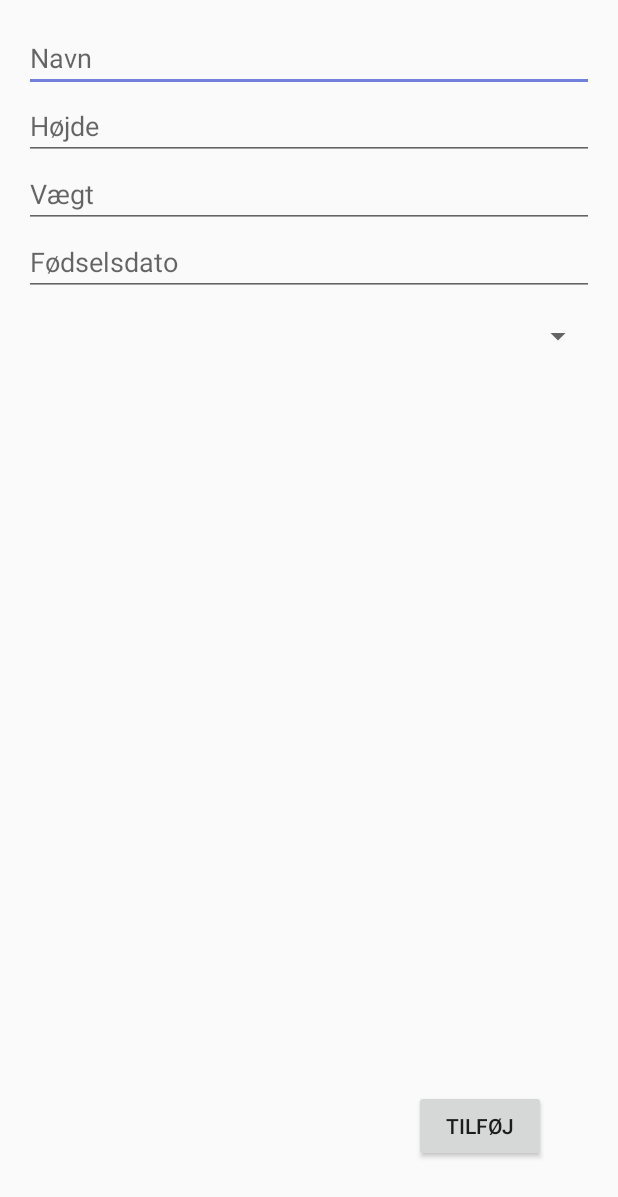
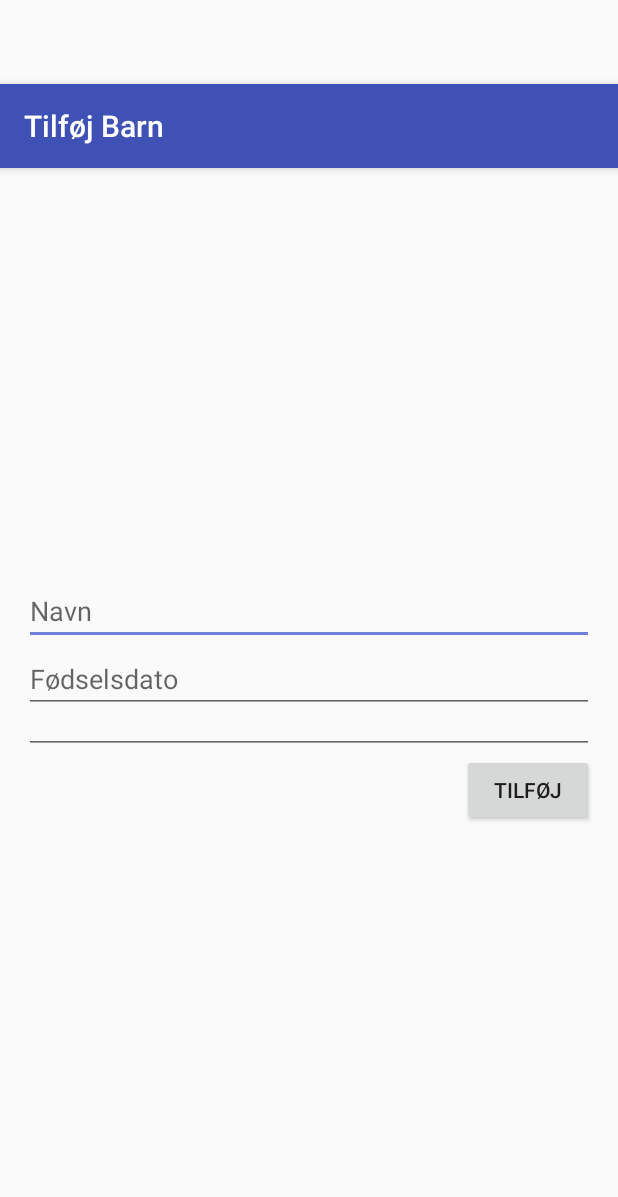
Before and after one commit to Hanspagh/GrowthAppProto, an Android app: the layout activity_add_child.xml on its own in the app's theme, with its tools: preview values and no code run, on a phone screen of 412 x 824 dp. Shown: the top 1197 px of the screen. Run offline under Robolectric (Android 15) with nearby library versions, the phone set to English and light mode, and no system bars.

Commit message:
hot fixes

```diff
--- a/app/src/main/AndroidManifest.xml
+++ b/app/src/main/AndroidManifest.xml
@@ -25,7 +25,8 @@
             </intent-filter>
         </activity>
         <activity android:name=".AddChild"
-                  android:label="Tilføj Barn">
+                  android:label="Tilføj Barn"
+            android:theme="@style/AppTheme.NoActionBar">
         </activity>
     </application>
 
--- a/app/src/main/res/layout/activity_add_child.xml
+++ b/app/src/main/res/layout/activity_add_child.xml
@@ -1,34 +1,51 @@
 <?xml version="1.0" encoding="utf-8"?>
-<RelativeLayout xmlns:android="http://schemas.android.com/apk/res/android"
+<android.support.design.widget.CoordinatorLayout xmlns:android="http://schemas.android.com/apk/res/android"
+    xmlns:app="http://schemas.android.com/apk/res-auto"
     xmlns:tools="http://schemas.android.com/tools"
+    android:layout_width="match_parent"
+    android:layout_height="match_parent"
+    android:fitsSystemWindows="true"
+    tools:context="app.altum.growthappproto.ChildOverview">
+
+    <android.support.design.widget.AppBarLayout
+        android:layout_width="match_parent"
+        android:layout_height="wrap_content"
+        android:theme="@style/AppTheme.AppBarOverlay">>
+
+        <android.support.v7.widget.Toolbar
+            android:id="@+id/toolbar"
+            android:layout_width="match_parent"
+            android:layout_height="?attr/actionBarSize"
+            android:layout_weight="1"
+            android:background="?attr/colorPrimary"
+            app:popupTheme="@style/AppTheme.PopupOverlay"
+            app:title="Tilføj Barn" />
+    </android.support.design.widget.AppBarLayout>
+
+
+    <RelativeLayout
+        app:layout_behavior="@string/appbar_scrolling_view_behavior"
         android:id="@+id/activity_add__child"
         android:layout_width="match_parent"
         android:layout_height="match_parent"
         android:paddingBottom="@dimen/activity_vertical_margin"
         android:paddingLeft="@dimen/activity_horizontal_margin"
         android:paddingRight="@dimen/activity_horizontal_margin"
-    android:paddingTop="@dimen/activity_vertical_margin"
         tools:context="app.altum.growthappproto.AddChild">
 
-    <Button
-        android:text="Tilføj"
-        android:layout_width="wrap_content"
+        <LinearLayout
+            android:id="@+id/layout"
+            android:layout_width="match_parent"
             android:layout_height="wrap_content"
-        android:layout_alignParentBottom="true"
-        android:layout_alignParentRight="true"
-        android:layout_alignParentEnd="true"
-        android:layout_marginRight="32dp"
-        android:layout_marginEnd="32dp"
-        android:layout_marginBottom="33dp"
-        android:id="@+id/addChildButton" />
-
-    <LinearLayout
             android:orientation="vertical"
-        android:layout_width="match_parent"
-        android:layout_height="match_parent"
-        android:layout_alignParentTop="true"
-        android:layout_centerHorizontal="true"
-        android:weightSum="1">
+            android:weightSum="1"
+            android:layout_alignParentTop="false"
+            android:layout_alignParentLeft="false"
+            android:layout_alignParentStart="false"
+            android:layout_centerVertical="false"
+            android:layout_centerHorizontal="false"
+            android:layout_centerInParent="true"
+            android:gravity="right">
 
             <EditText
                 android:id="@+id/name"
@@ -38,34 +55,36 @@
                 android:inputType="textPersonName" />
 
             <EditText
-            android:id="@+id/height"
+                android:id="@+id/birthday"
                 android:layout_width="match_parent"
                 android:layout_height="wrap_content"
-            android:hint="Højde"
-            android:inputType="numberSigned" />
+                android:ems="10"
+                android:focusable="false"
+                android:hint="Fødselsdato"
+                android:inputType="date" />
 
-        <EditText
-            android:id="@+id/weight"
+            <Spinner
+                android:id="@+id/gender"
+                style="?android:attr/editTextStyle"
                 android:layout_width="match_parent"
                 android:layout_height="wrap_content"
-            android:hint="Vægt"
-            android:inputType="numberSigned" />
+                android:layout_weight="0.05"
+                android:spinnerMode="dialog" />
 
-        <EditText
-            android:layout_width="match_parent"
+            <Button
+                android:id="@+id/addChildButton"
+                android:layout_width="wrap_content"
                 android:layout_height="wrap_content"
-            android:inputType="date"
-            android:ems="10"
-            android:focusable="false"
-            android:id="@+id/birthday"
-            android:hint="Fødselsdato" />
-
-        <Spinner
-            android:layout_width="match_parent"
-            android:layout_height="wrap_content"
-            android:id="@+id/gender"
-            android:layout_weight="0.05"
-            android:spinnerMode="dropdown" />
+                android:text="Tilføj"
+                android:layout_alignParentBottom="false"
+                android:layout_below="@+id/layout"
+                android:layout_alignParentEnd="false"
+                android:layout_alignParentTop="false"
+                android:layout_alignParentLeft="false"
+                android:layout_alignParentRight="true" />
 
         </LinearLayout>
+
     </RelativeLayout>
+
+</android.support.design.widget.CoordinatorLayout>
--- a/app/src/main/res/layout/child_list_row.xml
+++ b/app/src/main/res/layout/child_list_row.xml
@@ -28,7 +28,7 @@
 
             <ImageView
                 android:layout_height="100dp"
-                card_view:srcCompat="@mipmap/ceo"
+                card_view:srcCompat="@mipmap/childimage"
                 android:id="@+id/imageView"
                 android:layout_width="100dp"
                 android:layout_alignParentTop="true"
--- a/app/src/main/res/values/strings.xml
+++ b/app/src/main/res/values/strings.xml
@@ -1,5 +1,5 @@
 <resources>
     <string name="app_name">GrowthAppProto</string>
     <string name="title_activity_child_overview">ChildOverview</string>
-    <string name="title_activity_main">MainActivity</string>
+    <string name="title_activity_main">Dine Børn</string>
 </resources>
--- a/app/src/main/res/values/styles.xml
+++ b/app/src/main/res/values/styles.xml
@@ -6,6 +6,10 @@
         <item name="colorPrimary">@color/colorPrimary</item>
         <item name="colorPrimaryDark">@color/colorPrimaryDark</item>
         <item name="colorAccent">@color/colorAccent</item>
+    </style>
+
+    <style name="SpinnerTextViewItem" parent="@android:style/Widget.TextView" >
+        <item name="android:textSize" >18sp</item>
     </style>
 
     <style name="AppTheme.NoActionBar">
```
Also changed, not shown: app/src/main/java/app/altum/growthappproto/AddChild.java (+20 -4 lines), app/src/main/java/app/altum/growthappproto/GraphActivity.java (+15 -10 lines), app/src/main/res/layout/spinner_item_text.xml (added, +7 -0 lines). Lines whose indentation alone changed are shown as unchanged.
